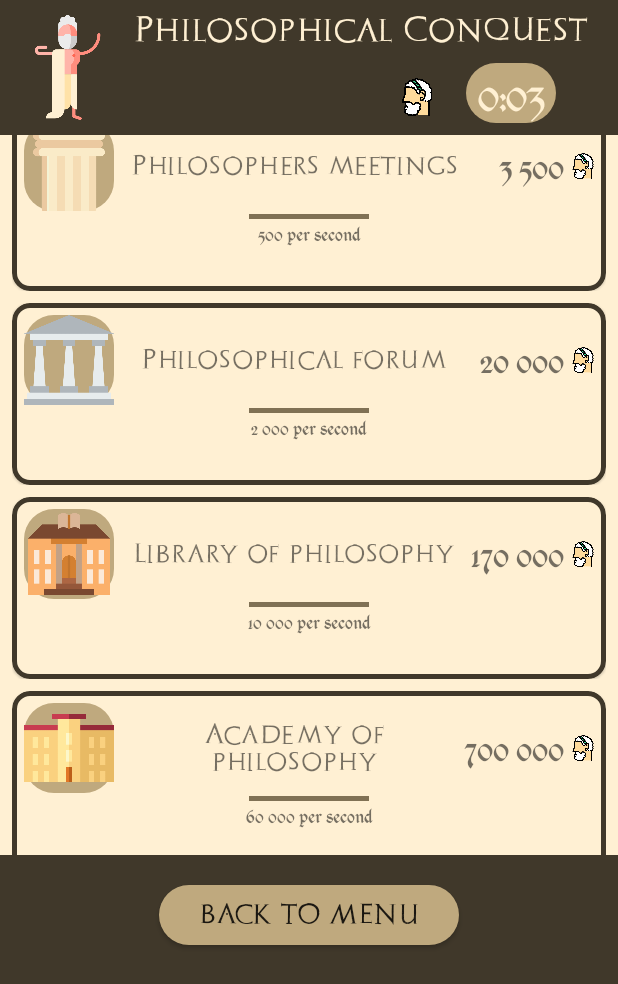
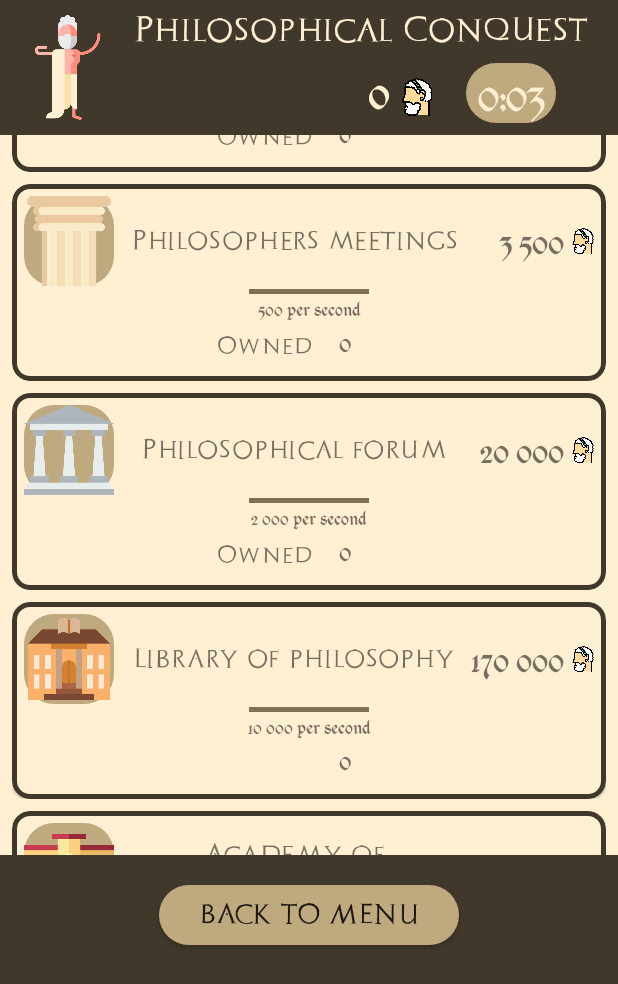
Before and after one commit to PatrykKudyk/PhilosophicalConquest, an Android app: the fragment GameFragment placed in its activity, scrolled down 664 dp, on a phone screen of 412 x 824 dp. Shown: the top 984 px of the screen. Run offline under Robolectric (Android 15) with nearby library versions, the phone set to English and light mode, and no system bars.

Commit message:
buying works

```diff
--- a/PhilosophicalConquest/app/src/main/java/com/example/philosophicalconquest/fragments/GameFragment.kt
+++ b/PhilosophicalConquest/app/src/main/java/com/example/philosophicalconquest/fragments/GameFragment.kt
@@ -15,8 +15,7 @@ import androidx.recyclerview.widget.LinearLayoutManager
 import androidx.recyclerview.widget.RecyclerView
 import com.example.philosophicalconquest.R
 import com.example.philosophicalconquest.models.MarginItemDecoration
-import com.example.philosophicalconquest.models.PhilosophyCell
-import com.example.philosophicalconquest.recycler.PhilosofyAdapter
+import com.example.philosophicalconquest.recycler.PhilosophyAdapter
 
 
 // TODO: Rename parameter arguments, choose names that match
@@ -42,6 +41,7 @@ class GameFragment : Fragment() {
     private lateinit var recyclerView: RecyclerView
     private lateinit var backToMenuButton: Button
     private var time = -1
+    private lateinit var moneyTextView: TextView
     private lateinit var timeTextView: TextView
 
     override fun onCreate(savedInstanceState: Bundle?) {
@@ -99,6 +99,7 @@ class GameFragment : Fragment() {
         backToMenuButton = rootView.findViewById(R.id.game_button_back)
         timeTextView = rootView.findViewById(R.id.game_time_text_view)
         recyclerView = rootView.findViewById(R.id.game_recycler_view)
+        moneyTextView = rootView.findViewById(R.id.game_money_text_view)
 
         val mLayoutManager: LinearLayoutManager = LinearLayoutManager(this.context)
         recyclerView.layoutManager = mLayoutManager
@@ -108,7 +109,7 @@ class GameFragment : Fragment() {
                 12
             )
         )
-        recyclerView.adapter = PhilosofyAdapter()
+        recyclerView.adapter = PhilosophyAdapter()
 
 
         backToMenuButton.setOnClickListener {
@@ -132,6 +133,7 @@ class GameFragment : Fragment() {
         mainHandler.post(object : Runnable {
             override fun run() {
                 updateClock()
+                isEnd()
                 mainHandler.postDelayed(this, 1000)
             }
         })
@@ -151,7 +153,18 @@ class GameFragment : Fragment() {
     }
 
     private fun isEnd(): Boolean {
-
+        if (moneyTextView.text.toString().toInt() >= 1000000) {
+            val winFragment = WinFragment.newInstance(param1 as Int)
+            fragmentManager
+                ?.beginTransaction()
+                ?.setCustomAnimations(
+                    R.anim.enter_left_to_right, R.anim.exit_right_to_left,
+                    R.anim.enter_right_to_left, R.anim.exit_left_to_right
+                )
+                ?.replace(R.id.frame_layout, winFragment)
+                ?.commit()
+            return true
+        }
         return false
     }
 }
--- a/PhilosophicalConquest/app/src/main/java/com/example/philosophicalconquest/recycler/PhilosofyAdapter.kt
+++ b/PhilosophicalConquest/app/src/main/java/com/example/philosophicalconquest/recycler/PhilosophyAdapter.kt
@@ -8,9 +8,10 @@ import androidx.recyclerview.widget.RecyclerView
 import androidx.viewpager.widget.PagerAdapter
 import com.example.philosophicalconquest.R
 import com.example.philosophicalconquest.models.PhilosophyCell
+import kotlinx.android.synthetic.main.fragment_game.view.*
 import kotlinx.android.synthetic.main.recycler_view_cell_philosophy.view.*
 
-class PhilosofyAdapter() :
+class PhilosophyAdapter() :
     RecyclerView.Adapter<PhilosophyViewHolder>() {
 
     override fun getItemCount(): Int {
@@ -35,6 +36,8 @@ class PhilosofyAdapter() :
                     holder.view.context.getString(R.string.philosophy_income_1)
                 holder.view.philosophy_cell_title.text =
                     holder.view.context.getString(R.string.philosophy_cell_1)
+                holder.view.philosophy_cell_owned.text = " "
+                holder.view.philosophy_cell_owned_amount.text = " "
             }
             1 -> {
                 holder.view.philosophy_cell_image.setImageResource(R.drawable.philosophy)
@@ -43,6 +46,7 @@ class PhilosofyAdapter() :
                     holder.view.context.getString(R.string.philosophy_income_2)
                 holder.view.philosophy_cell_title.text =
                     holder.view.context.getString(R.string.philosophy_cell_2)
+                holder.view.philosophy_cell_owned_amount.text = "0"
             }
             2 -> {
                 holder.view.philosophy_cell_image.setImageResource(R.drawable.greek3)
@@ -51,6 +55,7 @@ class PhilosofyAdapter() :
                     holder.view.context.getString(R.string.philosophy_income_3)
                 holder.view.philosophy_cell_title.text =
                     holder.view.context.getString(R.string.philosophy_cell_3)
+                holder.view.philosophy_cell_owned_amount.text = "0"
             }
             3 -> {
                 holder.view.philosophy_cell_image.setImageResource(R.drawable.greek2)
@@ -59,6 +64,7 @@ class PhilosofyAdapter() :
                     holder.view.context.getString(R.string.philosophy_income_4)
                 holder.view.philosophy_cell_title.text =
                     holder.view.context.getString(R.string.philosophy_cell_4)
+                holder.view.philosophy_cell_owned_amount.text = "0"
             }
             4 -> {
                 holder.view.philosophy_cell_image.setImageResource(R.drawable.roman)
@@ -67,6 +73,7 @@ class PhilosofyAdapter() :
                     holder.view.context.getString(R.string.philosophy_income_5)
                 holder.view.philosophy_cell_title.text =
                     holder.view.context.getString(R.string.philosophy_cell_5)
+                holder.view.philosophy_cell_owned_amount.text = "0"
             }
             5 -> {
                 holder.view.philosophy_cell_image.setImageResource(R.drawable.museum)
@@ -75,6 +82,7 @@ class PhilosofyAdapter() :
                     holder.view.context.getString(R.string.philosophy_income_6)
                 holder.view.philosophy_cell_title.text =
                     holder.view.context.getString(R.string.philosophy_cell_6)
+                holder.view.philosophy_cell_owned_amount.text = "0"
             }
             6 -> {
                 holder.view.philosophy_cell_image.setImageResource(R.drawable.forum)
@@ -83,6 +91,7 @@ class PhilosofyAdapter() :
                     holder.view.context.getString(R.string.philosophy_income_7)
                 holder.view.philosophy_cell_title.text =
                     holder.view.context.getString(R.string.philosophy_cell_7)
+                holder.view.philosophy_cell_owned_amount.text = "0"
             }
             7 -> {
                 holder.view.philosophy_cell_image.setImageResource(R.drawable.library)
@@ -91,6 +100,7 @@ class PhilosofyAdapter() :
                     holder.view.context.getString(R.string.philosophy_income_8)
                 holder.view.philosophy_cell_title.text =
                     holder.view.context.getString(R.string.philosophy_cell_8)
+                holder.view.philosophy_cell_owned_amount.text = "0"
             }
             8 -> {
                 holder.view.philosophy_cell_image.setImageResource(R.drawable.school)
@@ -99,11 +109,67 @@ class PhilosofyAdapter() :
                     holder.view.context.getString(R.string.philosophy_income_9)
                 holder.view.philosophy_cell_title.text =
                     holder.view.context.getString(R.string.philosophy_cell_9)
+                holder.view.philosophy_cell_owned.text = holder.view.context.getString(R.string.philosophy_owned)
+                holder.view.philosophy_cell_owned_amount.text = "0"
+            }
+        }
+
+        holder.view.philosophy_cell_card_view.setOnClickListener {
+            val money = holder.view.rootView.game_money_text_view
+            val amount = holder.view.philosophy_cell_owned_amount
+            when (position) {
+                0 -> {
+                    money.text = (money.text.toString().toInt() + 1).toString()
+                }
+                1 -> {
+                    if (money.text.toString().toInt() >= 15) {
+                        money.text = (money.text.toString().toInt() - 15 ).toString()
+                        amount.text = (amount.text.toString().toInt() + 1).toString()
+                    }
+                }
+                2 -> {
+                    if (money.text.toString().toInt() >= 60) {
+                        money.text = (money.text.toString().toInt() - 60 ).toString()
+                        amount.text = (amount.text.toString().toInt() + 1).toString()
+                    }
+                }
+                3 -> {
+                    if (money.text.toString().toInt() >= 150) {
+                        money.text = (money.text.toString().toInt() - 150 ).toString()
+                        amount.text = (amount.text.toString().toInt() + 1).toString()
+                    }
+                }
+                4 -> {
+                    if (money.text.toString().toInt() >= 650) {
+                        money.text = (money.text.toString().toInt() - 650 ).toString()
+                        amount.text = (amount.text.toString().toInt() + 1).toString()
+                    }
+                }
+                5 -> {
+                    if (money.text.toString().toInt() >= 3500) {
+                        money.text = (money.text.toString().toInt() - 650 ).toString()
+                        amount.text = (amount.text.toString().toInt() + 1).toString()
+                    }
+                }
+                6 -> {
+                    if (money.text.toString().toInt() >= 20000) {
+                        money.text = (money.text.toString().toInt() - 650 ).toString()
+                        amount.text = (amount.text.toString().toInt() + 1).toString()
+                    }
+                }
+                7 -> {
+                    if (money.text.toString().toInt() >= 170000) {
+                        money.text = (money.text.toString().toInt() - 650 ).toString()
+                        amount.text = (amount.text.toString().toInt() + 1).toString()
+                    }
+                }
+                8 -> {
+                    if (money.text.toString().toInt() >= 700000) {
+                        money.text = (money.text.toString().toInt() - 650 ).toString()
+                        amount.text = (amount.text.toString().toInt() + 1).toString()
+                    }
+                }
             }
         }
     }
-
-    private fun getStringIdentifier(context: Context, name: String): Int {
-        return context.resources.getIdentifier(name, "string", context.packageName)
-    }
 }
--- a/PhilosophicalConquest/app/src/main/res/layout/fragment_game.xml
+++ b/PhilosophicalConquest/app/src/main/res/layout/fragment_game.xml
@@ -58,6 +58,7 @@
                             android:layout_marginStart="20dp"
                             android:fontFamily="@font/kingthingsregular"
                             android:gravity="right"
+                            android:text="0"
                             android:textColor="@color/colorBackground"
                             android:textSize="35sp" />
 
--- a/PhilosophicalConquest/app/src/main/res/layout/recycler_view_cell_philosophy.xml
+++ b/PhilosophicalConquest/app/src/main/res/layout/recycler_view_cell_philosophy.xml
@@ -91,13 +91,32 @@
                     android:fontFamily="@font/kingthingsregular"
                     android:gravity="center" />
 
-                <TextView
-                    android:id="@+id/philosophy_cell_owned"
+                <LinearLayout
                     android:layout_width="200dp"
-                    android:layout_height="20dp"
+                    android:layout_height="30dp"
                     android:layout_gravity="center"
-                    android:fontFamily="@font/kingthingsregular"
-                    android:gravity="center" />
+                    android:gravity="center"
+                    android:orientation="horizontal">
+                    <TextView
+                        android:id="@+id/philosophy_cell_owned"
+                        android:layout_width="100dp"
+                        android:layout_height="20dp"
+                        android:layout_gravity="center"
+                        android:fontFamily="@font/archeologicaps"
+                        android:text="@string/philosophy_owned"
+                        android:textSize="12sp"
+                        android:gravity="center" />
+
+                    <TextView
+                        android:id="@+id/philosophy_cell_owned_amount"
+                        android:layout_width="60dp"
+                        android:layout_height="25dp"
+                        android:layout_gravity="top"
+                        android:gravity="top"
+                        android:fontFamily="@font/kingthingsregular"
+                        android:textSize="20sp" />
+                </LinearLayout>
+
 
             </LinearLayout>
 
--- a/PhilosophicalConquest/app/src/main/res/values/strings.xml
+++ b/PhilosophicalConquest/app/src/main/res/values/strings.xml
@@ -36,5 +36,6 @@
     <string name="philosophy_income_7">2 000 per second</string>
     <string name="philosophy_income_8">10 000 per second</string>
     <string name="philosophy_income_9">60 000 per second</string>
+    <string name="philosophy_owned">Owned </string>
 
 </resources>
```
